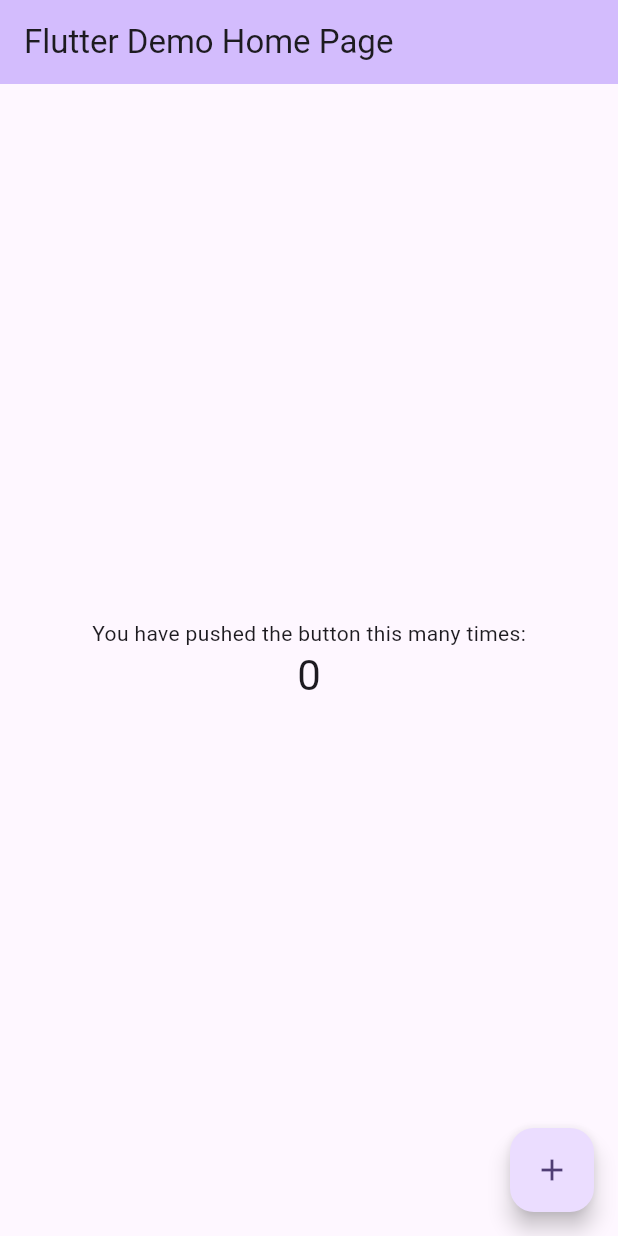
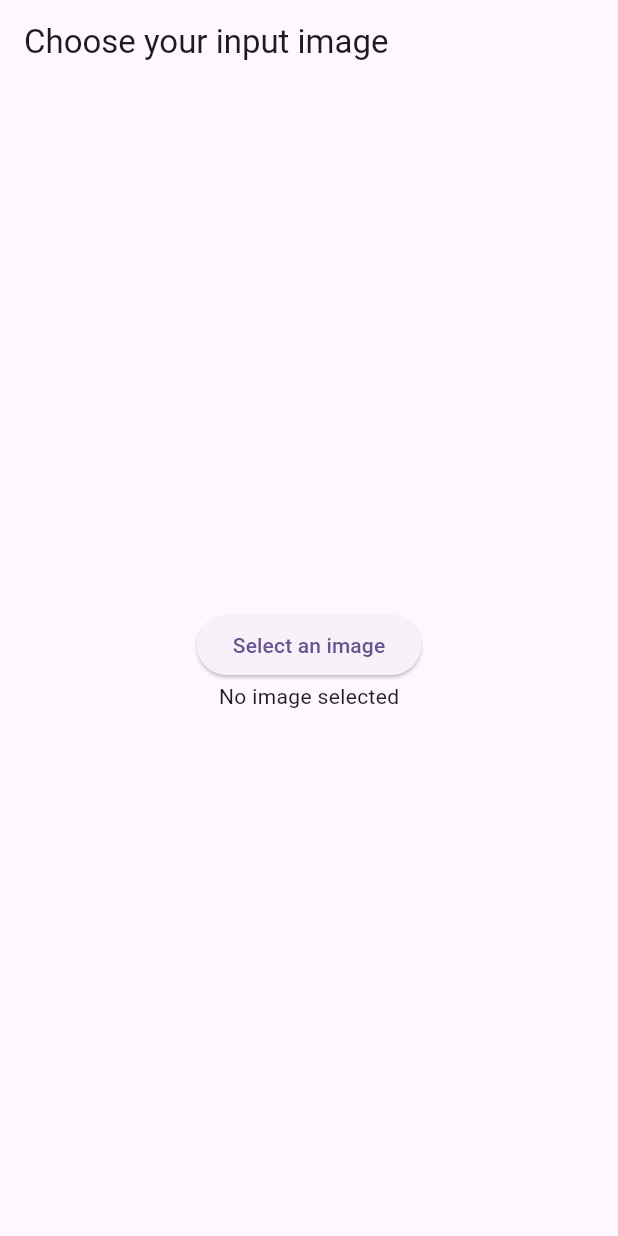
Before and after one commit to CicadaCinema/moire-remover, a Flutter app: the screen it shows after launch, on a phone screen of 412 x 824 dp. Run offline on Flutter 3.47's test engine with Material 2 defaults, Android fonts, the light colour scheme and no system bars; our stand-ins replace file_picker.

Commit message:
add basic screens, ready for ffi glue

```diff
--- a/lib/main.dart
+++ b/lib/main.dart
@@ -1,4 +1,5 @@
 import 'package:flutter/material.dart';
+import 'package:moire_remover/screens/input_image_selection.dart';
 
 void main() {
   runApp(const MyApp());
@@ -10,60 +11,11 @@ class MyApp extends StatelessWidget {
   @override
   Widget build(BuildContext context) {
     return MaterialApp(
-      title: 'Flutter Demo',
       theme: ThemeData(
         colorScheme: ColorScheme.fromSeed(seedColor: Colors.deepPurple),
         useMaterial3: true,
       ),
-      home: const MyHomePage(title: 'Flutter Demo Home Page'),
+      home: const InputImageSelectionPage(),
     );
   }
 }
-
-class MyHomePage extends StatefulWidget {
-  const MyHomePage({super.key, required this.title});
-
-  final String title;
-
-  @override
-  State<MyHomePage> createState() => _MyHomePageState();
-}
-
-class _MyHomePageState extends State<MyHomePage> {
-  int _counter = 0;
-
-  void _incrementCounter() {
-    setState(() {
-      _counter++;
-    });
-  }
-
-  @override
-  Widget build(BuildContext context) {
-    return Scaffold(
-      appBar: AppBar(
-        backgroundColor: Theme.of(context).colorScheme.inversePrimary,
-        title: Text(widget.title),
-      ),
-      body: Center(
-        child: Column(
-          mainAxisAlignment: MainAxisAlignment.center,
-          children: <Widget>[
-            const Text(
-              'You have pushed the button this many times:',
-            ),
-            Text(
-              '$_counter',
-              style: Theme.of(context).textTheme.headlineMedium,
-            ),
-          ],
-        ),
-      ),
-      floatingActionButton: FloatingActionButton(
-        onPressed: _incrementCounter,
-        tooltip: 'Increment',
-        child: const Icon(Icons.add),
-      ),
-    );
-  }
-}
--- /dev/null
+++ b/lib/screens/input_image_selection.dart
@@ -0,0 +1,63 @@
+import 'dart:io';
+
+import 'package:file_picker/file_picker.dart';
+import 'package:flutter/material.dart';
+
+import 'fourier_filter_paint.dart';
+
+class InputImageSelectionPage extends StatefulWidget {
+  const InputImageSelectionPage({super.key});
+
+  @override
+  State<InputImageSelectionPage> createState() =>
+      _InputImageSelectionPageState();
+}
+
+class _InputImageSelectionPageState extends State<InputImageSelectionPage> {
+  File? imageChosen;
+
+  Future<void> _pickImage() async {
+    FilePickerResult? result = await FilePicker.platform.pickFiles();
+
+    if (result != null) {
+      setState(() {
+        imageChosen = File(result.files.single.path!);
+      });
+    }
+  }
+
+  @override
+  Widget build(BuildContext context) {
+    return Scaffold(
+      appBar: AppBar(
+        title: const Text('Choose your input image'),
+      ),
+      body: Center(
+        child: Column(
+          mainAxisAlignment: MainAxisAlignment.center,
+          children: <Widget>[
+            ElevatedButton(
+              onPressed: _pickImage,
+              child: const Text('Select an image'),
+            ),
+            ...(imageChosen == null
+                ? [const Text('No image selected')]
+                : [
+                    Image.file(imageChosen!),
+                    ElevatedButton(
+                        onPressed: () {
+                          Navigator.of(context).push(
+                            MaterialPageRoute(
+                              builder: (context) =>
+                                  FilterPaintPage(inputImage: imageChosen!),
+                            ),
+                          );
+                        },
+                        child: const Text('Next')),
+                  ]),
+          ],
+        ),
+      ),
+    );
+  }
+}
```
Also changed, not shown: lib/screens/fourier_filter_paint.dart (added, +40 -0 lines).
